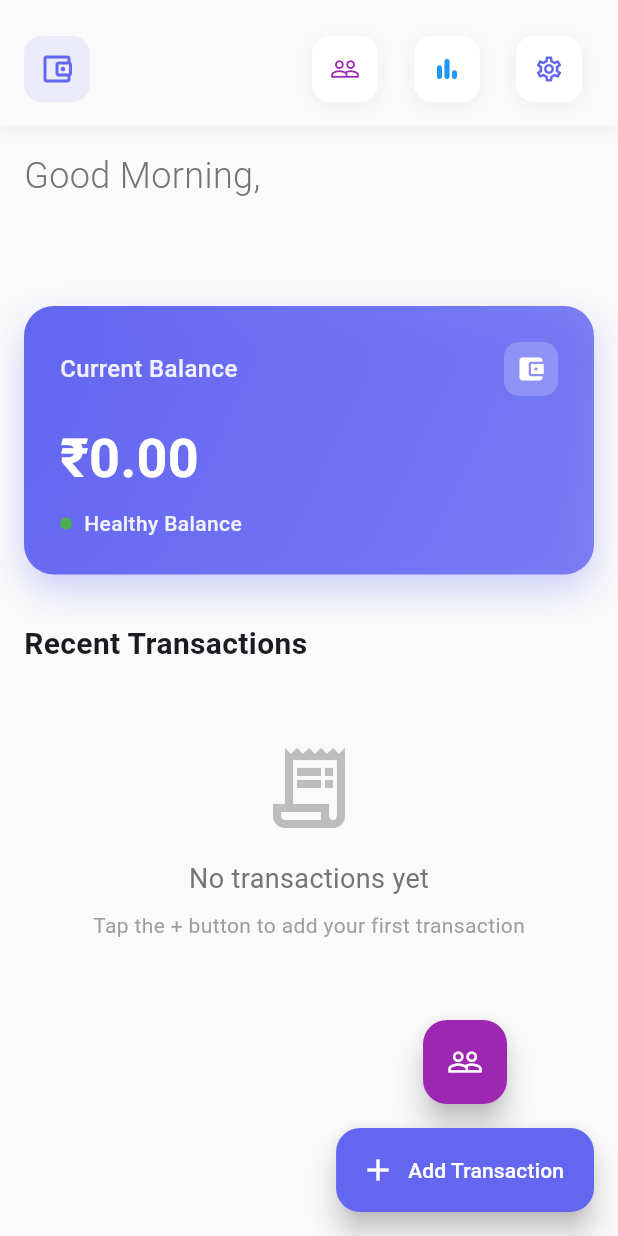
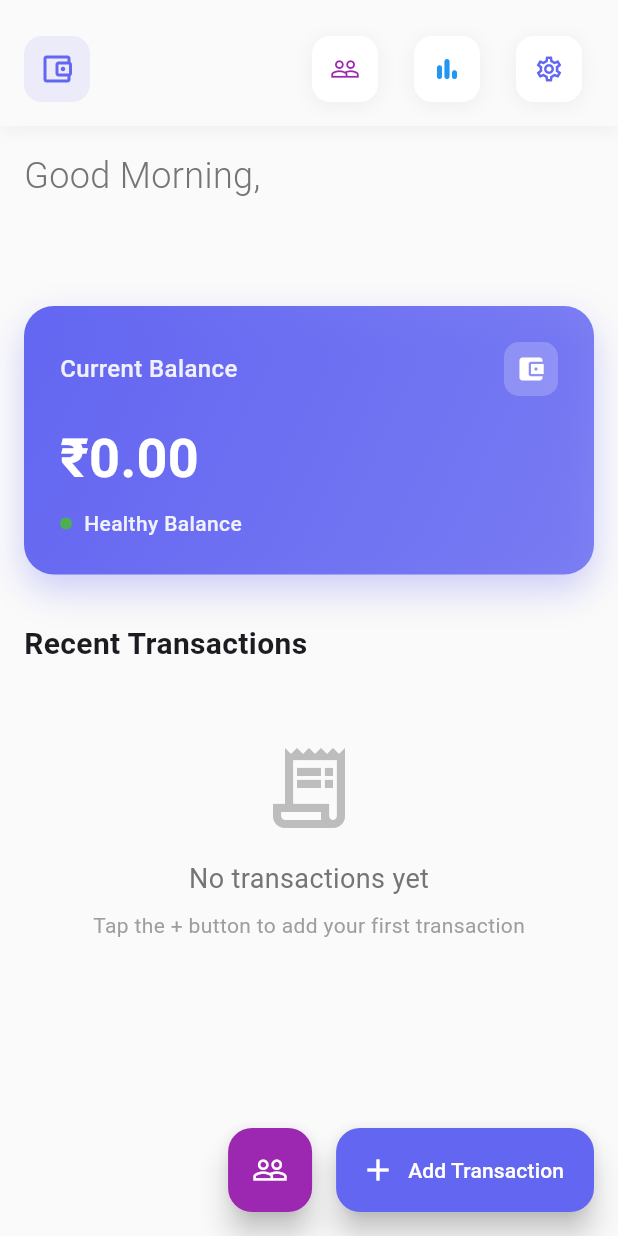
Before and after one commit to malik-l0l/Money_Manager, a Flutter app: the HomeScreen screen opened directly, on a phone screen of 412 x 824 dp. Run offline on Flutter 3.47's test engine with Material 3 defaults, Android fonts, the phone set to English and light mode, and no system bars; our stand-ins replace hive, hive_flutter; accounts and stored records are empty; Roboto replaces fonts that are missing (SF Pro Display).

Commit message:
refac(homescreen): nice fabs

```diff
--- a/lib/screens/home_screen.dart
+++ b/lib/screens/home_screen.dart
@@ -10,6 +10,7 @@ import '../widgets/custom_app_bar.dart';
 import 'settings_screen.dart';
 import 'monthly_summary_screen.dart';
 import 'people_manager_screen.dart';
+import 'package:flutter/rendering.dart';
 
 class HomeScreen extends StatefulWidget {
   @override
@@ -19,40 +20,74 @@ class HomeScreen extends StatefulWidget {
 class _HomeScreenState extends State<HomeScreen> {
   List<Transaction> _transactions = [];
   double _balance = 0.0;
+  final ScrollController _scrollController = ScrollController();
+  bool _showFAB = true;
+  int _batchSize = 20;
+  int _loadedItems = 0;
 
   @override
   void initState() {
     super.initState();
-    _loadData();
+    _loadInitialData();
+    _scrollController.addListener(_scrollListener);
   }
 
-  void _loadData() {
+  void _loadInitialData() {
+    final allTransactions = HiveService.getAllTransactions();
     setState(() {
-      _transactions = HiveService.getAllTransactions();
+      _transactions = allTransactions.take(_batchSize).toList();
+      _loadedItems = _transactions.length;
       _balance = HiveService.getBalance();
     });
+  }
+
+  void _loadMoreTransactions() {
+    final allTransactions = HiveService.getAllTransactions();
+    if (_loadedItems >= allTransactions.length) return;
+
+    final nextBatch =
+        allTransactions.skip(_loadedItems).take(_batchSize).toList();
+    setState(() {
+      _transactions.addAll(nextBatch);
+      _loadedItems = _transactions.length;
+    });
+  }
+
+  void _scrollListener() {
+    if (_scrollController.position.userScrollDirection ==
+        ScrollDirection.reverse) {
+      if (_showFAB) setState(() => _showFAB = false);
+    } else if (_scrollController.position.userScrollDirection ==
+        ScrollDirection.forward) {
+      if (!_showFAB) setState(() => _showFAB = true);
+    }
+
+    if (_scrollController.position.pixels >=
+        _scrollController.position.maxScrollExtent - 200) {
+      _loadMoreTransactions();
+    }
   }
 
   @override
   Widget build(BuildContext context) {
     final settings = HiveService.getUserSettings();
-    final recentTransactions = _transactions.take(5).toList();
 
     return Scaffold(
       body: SafeArea(
         child: Column(
           children: [
             CustomAppBar(
-              onSettingsPressed: () => _navigateToSettings(),
-              onSummaryPressed: () => _navigateToSummary(),
-              onPeoplePressed: () => _navigateToPeopleManager(),
+              onSettingsPressed: _navigateToSettings,
+              onSummaryPressed: _navigateToSummary,
+              onPeoplePressed: _navigateToPeopleManager,
             ),
             Expanded(
-              child: SingleChildScrollView(
-                padding: EdgeInsets.all(16),
-                child: Column(
-                  crossAxisAlignment: CrossAxisAlignment.start,
+              child: Padding(
+                padding: const EdgeInsets.symmetric(horizontal: 16.0),
+                child: ListView(
+                  controller: _scrollController,
                   children: [
+                    SizedBox(height: 16),
                     _buildGreeting(settings.name),
                     SizedBox(height: 24),
                     BalanceCard(
@@ -60,7 +95,8 @@ class _HomeScreenState extends State<HomeScreen> {
                       currency: settings.currency,
                     ),
                     SizedBox(height: 32),
-                    _buildRecentTransactions(recentTransactions, settings.currency),
+                    _buildRecentTransactions(settings.currency),
+                    SizedBox(height: 32),
                   ],
                 ),
               ),
@@ -68,43 +104,39 @@ class _HomeScreenState extends State<HomeScreen> {
           ],
         ),
       ),
-      floatingActionButton: Column(
-        mainAxisSize: MainAxisSize.min,
+      floatingActionButton: AnimatedOpacity(
+        opacity: _showFAB ? 1.0 : 0.0,
+        duration: Duration(milliseconds: 300),
+        child: Row(
+          mainAxisAlignment: MainAxisAlignment.end,
           children: [
-          // People Transaction Button
-          Container(
-            margin: EdgeInsets.only(bottom: 16),
-            child: FloatingActionButton(
+            FloatingActionButton(
+              heroTag: 'people_fab',
               onPressed: _showAddPeopleTransactionModal,
-              heroTag: "people_fab",
               backgroundColor: Colors.purple,
               child: Icon(Icons.people_outline, color: Colors.white),
             ),
-          ),
-          // Main Transaction Button
+            SizedBox(width: 16),
             FloatingActionButton.extended(
+              heroTag: 'main_fab',
               onPressed: _showAddTransactionModal,
-            heroTag: "main_fab",
               icon: Icon(Icons.add),
               label: Text('Add Transaction'),
               backgroundColor: Theme.of(context).primaryColor,
             ),
           ],
         ),
+      ),
     );
   }
 
   Widget _buildGreeting(String name) {
     final hour = DateTime.now().hour;
-    String greeting;
-
-    if (hour < 12) {
-      greeting = 'Good Morning';
-    } else if (hour < 17) {
-      greeting = 'Good Afternoon';
-    } else {
-      greeting = 'Good Evening';
-    }
+    String greeting = (hour < 12)
+        ? 'Good Morning'
+        : (hour < 17)
+            ? 'Good Afternoon'
+            : 'Good Evening';
 
     return Column(
       crossAxisAlignment: CrossAxisAlignment.start,
@@ -114,70 +146,40 @@ class _HomeScreenState extends State<HomeScreen> {
           style: TextStyle(
               fontSize: 24,
               fontWeight: FontWeight.w300,
-            color: Colors.grey[600],
-          ),
+              color: Colors.grey[600]),
         ),
         Text(
           name,
-          style: TextStyle(
-            fontSize: 32,
-            fontWeight: FontWeight.bold,
-          ),
+          style: TextStyle(fontSize: 32, fontWeight: FontWeight.bold),
         ),
       ],
     );
   }
 
-  Widget _buildRecentTransactions(List<Transaction> transactions, String currency) {
+  Widget _buildRecentTransactions(String currency) {
     return Column(
       crossAxisAlignment: CrossAxisAlignment.start,
       children: [
-        Row(
-          mainAxisAlignment: MainAxisAlignment.spaceBetween,
-          children: [
         Text(
           'Recent Transactions',
-              style: TextStyle(
-                fontSize: 20,
-                fontWeight: FontWeight.bold,
-              ),
-            ),
-            if (transactions.length > 5)
-              TextButton(
-                onPressed: () => _navigateToSummary(),
-                child: Text('View All'),
-              ),
-          ],
+          style: TextStyle(fontSize: 20, fontWeight: FontWeight.bold),
         ),
         SizedBox(height: 16),
-        if (transactions.isEmpty)
-          Container(
+        if (_transactions.isEmpty)
+          SizedBox(
             height: 200,
             child: Center(
               child: Column(
                 mainAxisAlignment: MainAxisAlignment.center,
                 children: [
-                  Icon(
-                    Icons.receipt_long_outlined,
-                    size: 64,
-                    color: Colors.grey[400],
-                  ),
+                  Icon(Icons.receipt_long_outlined,
+                      size: 64, color: Colors.grey[400]),
                   SizedBox(height: 16),
-                  Text(
-                    'No transactions yet',
-                    style: TextStyle(
-                      fontSize: 18,
-                      color: Colors.grey[600],
-                    ),
-                  ),
+                  Text('No transactions yet',
+                      style: TextStyle(fontSize: 18, color: Colors.grey[600])),
                   SizedBox(height: 8),
-                  Text(
-                    'Tap the + button to add your first transaction',
-                    style: TextStyle(
-                      fontSize: 14,
-                      color: Colors.grey[500],
-                    ),
-                  ),
+                  Text('Tap the + button to add your first transaction',
+                      style: TextStyle(fontSize: 14, color: Colors.grey[500])),
                 ],
               ),
             ),
@@ -186,14 +188,17 @@ class _HomeScreenState extends State<HomeScreen> {
           ListView.builder(
             shrinkWrap: true,
             physics: NeverScrollableScrollPhysics(),
-            itemCount: transactions.length,
+            itemCount: _transactions.length,
             itemBuilder: (context, index) {
-              final transaction = transactions[index];
-              return TransactionCard(
+              final transaction = _transactions[index];
+              return Padding(
+                padding: const EdgeInsets.only(bottom: 12.0),
+                child: TransactionCard(
                   transaction: transaction,
                   currency: currency,
                   onEdit: () => _editTransaction(transaction, index),
                   onDelete: () => _deleteTransaction(index),
+                ),
               );
             },
           ),
@@ -206,10 +211,10 @@ class _HomeScreenState extends State<HomeScreen> {
       context: context,
       isScrollControlled: true,
       backgroundColor: Colors.transparent,
-      builder: (context) => AddTransactionModal(
+      builder: (_) => AddTransactionModal(
         onSave: (transaction) async {
           await HiveService.addTransaction(transaction);
-          _loadData();
+          _loadInitialData();
         },
       ),
     );
@@ -220,10 +225,10 @@ class _HomeScreenState extends State<HomeScreen> {
       context: context,
       isScrollControlled: true,
       backgroundColor: Colors.transparent,
-      builder: (context) => AddPeopleTransactionModal(
+      builder: (_) => AddPeopleTransactionModal(
         onSave: (transaction) async {
           await PeopleHiveService.addPeopleTransaction(transaction);
-          _loadData();
+          _loadInitialData();
         },
       ),
     );
@@ -234,11 +239,11 @@ class _HomeScreenState extends State<HomeScreen> {
       context: context,
       isScrollControlled: true,
       backgroundColor: Colors.transparent,
-      builder: (context) => AddTransactionModal(
+      builder: (_) => AddTransactionModal(
         transaction: transaction,
         onSave: (updatedTransaction) async {
           await HiveService.updateTransaction(index, updatedTransaction);
-          _loadData();
+          _loadInitialData();
         },
       ),
     );
@@ -247,7 +252,7 @@ class _HomeScreenState extends State<HomeScreen> {
   void _deleteTransaction(int index) {
     showDialog(
       context: context,
-      builder: (context) => AlertDialog(
+      builder: (_) => AlertDialog(
         title: Text('Delete Transaction'),
         content: Text('Are you sure you want to delete this transaction?'),
         actions: [
@@ -260,17 +265,13 @@ class _HomeScreenState extends State<HomeScreen> {
               final allTransactions = HiveService.getAllTransactions();
               if (index >= 0 && index < allTransactions.length) {
                 final transaction = allTransactions[index];
-
-                // Check if this is a people transaction (has _main suffix)
                 if (transaction.id.endsWith('_main')) {
-                  // This is a people transaction, delete from people manager too
-                  await PeopleHiveService.deletePeopleTransactionByMainId(transaction.id);
+                  await PeopleHiveService.deletePeopleTransactionByMainId(
+                      transaction.id);
                 }
-
-                // Delete the main transaction
                 await HiveService.deleteTransaction(index);
                 Navigator.pop(context);
-                _loadData();
+                _loadInitialData();
               }
             },
             child: Text('Delete', style: TextStyle(color: Colors.red)),
@@ -281,23 +282,24 @@ class _HomeScreenState extends State<HomeScreen> {
   }
 
   void _navigateToSettings() {
-    Navigator.push(
-      context,
-      MaterialPageRoute(builder: (context) => SettingsScreen()),
-    ).then((_) => _loadData());
+    Navigator.push(context, MaterialPageRoute(builder: (_) => SettingsScreen()))
+        .then((_) => _loadInitialData());
   }
 
   void _navigateToSummary() {
     Navigator.push(
-      context,
-      MaterialPageRoute(builder: (context) => MonthlySummaryScreen()),
-    );
+        context, MaterialPageRoute(builder: (_) => MonthlySummaryScreen()));
   }
 
   void _navigateToPeopleManager() {
     Navigator.push(
-      context,
-      MaterialPageRoute(builder: (context) => PeopleManagerScreen()),
-    ).then((_) => _loadData()); // Reload data when returning from people manager
+            context, MaterialPageRoute(builder: (_) => PeopleManagerScreen()))
+        .then((_) => _loadInitialData());
+  }
+
+  @override
+  void dispose() {
+    _scrollController.dispose();
+    super.dispose();
   }
 }
```
Also changed, not shown: 1 other file. Lines whose indentation alone changed are shown as unchanged.
